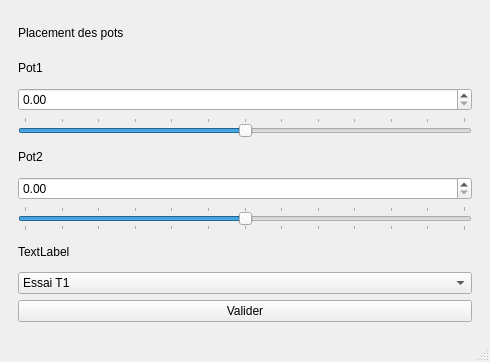
Old version of the form QT/Menus interface/mainwindow.ui in the repository qserdel/projet-industriel-roborongeurs.
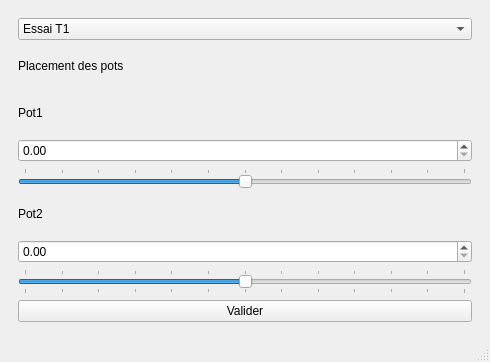
New version of the form. The open tabs and pages were chosen to show the change.

```diff
--- a/QT/Menus interface/mainwindow.ui
+++ b/QT/Menus interface/mainwindow.ui
@@ -1308,10 +1308,36 @@
       </widget>
       <widget class="QWidget" name="page_9">
        <layout class="QGridLayout" name="gridLayout_13">
+        <item row="4" column="0">
+         <widget class="QSlider" name="sliderPlacementPot1">
+          <property name="maximum">
+           <number>12</number>
+          </property>
+          <property name="sliderPosition">
+           <number>6</number>
+          </property>
+          <property name="orientation">
+           <enum>Qt::Horizontal</enum>
+          </property>
+          <property name="tickPosition">
+           <enum>QSlider::TicksAbove</enum>
+          </property>
+          <property name="tickInterval">
+           <number>1</number>
+          </property>
+         </widget>
+        </item>
         <item row="2" column="0">
-         <widget class="QDoubleSpinBox" name="doubleSpinBox"/>
+         <widget class="QLabel" name="label_19">
+          <property name="text">
+           <string>Pot1</string>
+          </property>
+         </widget>
         </item>
-        <item row="0" column="0">
+        <item row="3" column="0">
+         <widget class="QDoubleSpinBox" name="boxPlacementPot1"/>
+        </item>
+        <item row="1" column="0">
          <widget class="QLabel" name="label_18">
           <property name="text">
            <string>Placement des pots</string>
@@ -1325,65 +1351,18 @@
           </property>
          </widget>
         </item>
-        <item row="9" column="0">
-         <widget class="QComboBox" name="comboBox">
-          <item>
-           <property name="text">
-            <string>Essai T1</string>
-           </property>
-          </item>
-          <item>
-           <property name="text">
-            <string>Essai T2</string>
-           </property>
-          </item>
-         </widget>
-        </item>
-        <item row="4" column="0">
+        <item row="5" column="0">
          <widget class="QLabel" name="label_20">
           <property name="text">
            <string>Pot2</string>
           </property>
          </widget>
         </item>
-        <item row="8" column="0">
-         <widget class="QLabel" name="label_23">
-          <property name="text">
-           <string>TextLabel</string>
-          </property>
-         </widget>
-        </item>
-        <item row="3" column="0">
-         <widget class="QSlider" name="horizontalSlider_2">
-          <property name="maximum">
-           <number>12</number>
-          </property>
-          <property name="sliderPosition">
-           <number>6</number>
-          </property>
-          <property name="orientation">
-           <enum>Qt::Horizontal</enum>
-          </property>
-          <property name="tickPosition">
-           <enum>QSlider::TicksAbove</enum>
-          </property>
-          <property name="tickInterval">
-           <number>1</number>
-          </property>
-         </widget>
-        </item>
-        <item row="1" column="0">
-         <widget class="QLabel" name="label_19">
-          <property name="text">
-           <string>Pot1</string>
-          </property>
-         </widget>
-        </item>
-        <item row="5" column="0">
-         <widget class="QDoubleSpinBox" name="doubleSpinBox_2"/>
-        </item>
         <item row="6" column="0">
-         <widget class="QSlider" name="horizontalSlider">
+         <widget class="QDoubleSpinBox" name="boxPlacementPot2"/>
+        </item>
+        <item row="7" column="0">
+         <widget class="QSlider" name="sliderPlacementPot2">
           <property name="maximum">
            <number>12</number>
           </property>
@@ -1404,6 +1383,20 @@
           </property>
          </widget>
         </item>
+        <item row="0" column="0">
+         <widget class="QComboBox" name="selecteurEssai">
+          <item>
+           <property name="text">
+            <string>Essai T1</string>
+           </property>
+          </item>
+          <item>
+           <property name="text">
+            <string>Essai T2</string>
+           </property>
+          </item>
+         </widget>
+        </item>
        </layout>
       </widget>
      </widget>
```
Left out of the diff: 4 changed lines with no effect on the pictures.
